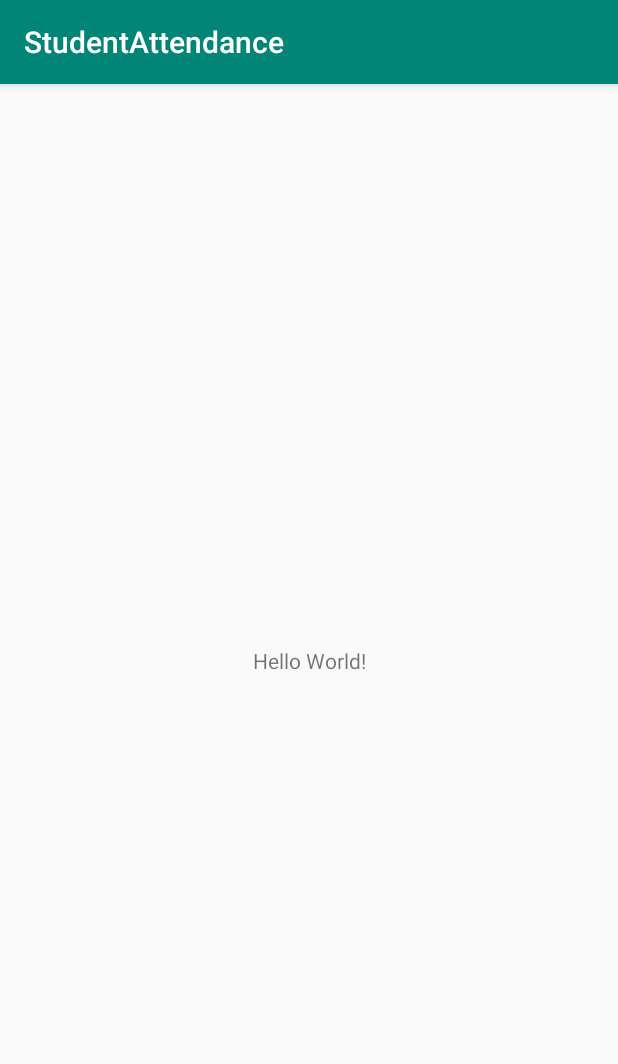
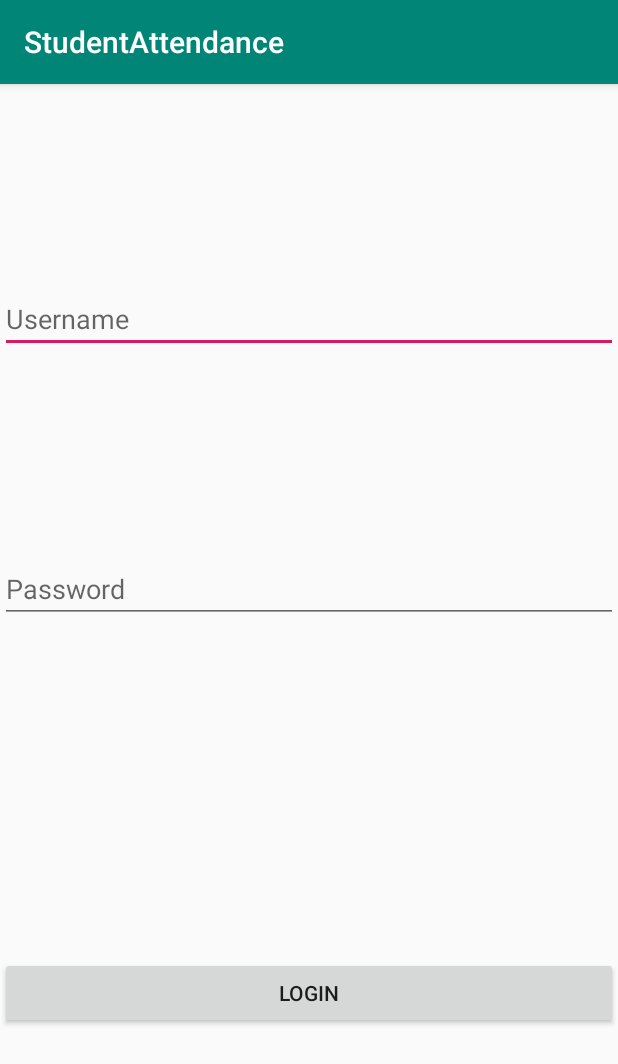
Before and after one commit to andreguedes/tdd-android, an Android app: the screen it shows after launch (LoginActivity), on a phone screen of 412 x 824 dp. Shown: the top 1064 px of the screen. Run offline under Robolectric (Android 15) with nearby library versions, the phone set to English and light mode, and no system bars.

```diff
--- a/StudentAttendance/app/build.gradle
+++ b/StudentAttendance/app/build.gradle
@@ -27,7 +27,10 @@ dependencies {
     implementation"org.jetbrains.kotlin:kotlin-stdlib-jdk7:$kotlin_version"
     implementation 'com.android.support:appcompat-v7:27.1.1'
     implementation 'com.android.support.constraint:constraint-layout:1.1.2'
+
     testImplementation 'junit:junit:4.12'
+    testImplementation 'org.mockito:mockito-core:2.18.3'
     androidTestImplementation 'com.android.support.test:runner:1.0.2'
+    androidTestImplementation 'com.android.support.test:rules:1.0.2'
     androidTestImplementation 'com.android.support.test.espresso:espresso-core:3.0.2'
 }
--- a/StudentAttendance/app/src/main/java/br/com/andreguedes/studentattendance/login/LoginActivity.kt
+++ b/StudentAttendance/app/src/main/java/br/com/andreguedes/studentattendance/login/LoginActivity.kt
@@ -2,12 +2,30 @@ package br.com.andreguedes.studentattendance.login
 
 import android.support.v7.app.AppCompatActivity
 import android.os.Bundle
+import android.widget.Toast
 import br.com.andreguedes.studentattendance.R
+import kotlinx.android.synthetic.main.activity_login.*
 
-class LoginActivity : AppCompatActivity() {
+class LoginActivity : AppCompatActivity(), LoginView {
+
+    private lateinit var loginPresenter: LoginPresenter
 
     override fun onCreate(savedInstanceState: Bundle?) {
         super.onCreate(savedInstanceState)
         setContentView(R.layout.activity_login)
+
+        loginPresenter = LoginPresenter(this)
+
+        btnLogin.setOnClickListener {
+            loginPresenter.doLogin(
+                    edtUsername.text.toString(),
+                    edtPassword.text.toString()
+            )
+        }
     }
+
+    override fun showMessage(message: Int) {
+        Toast.makeText(this, getString(message), Toast.LENGTH_SHORT).show()
+    }
+
 }
--- a/StudentAttendance/app/src/main/java/br/com/andreguedes/studentattendance/login/LoginView.kt
+++ b/StudentAttendance/app/src/main/java/br/com/andreguedes/studentattendance/login/LoginView.kt
@@ -2,6 +2,6 @@ package br.com.andreguedes.studentattendance.login
 
 interface LoginView {
 
-
+    fun showMessage(message: Int)
 
 }
--- a/StudentAttendance/app/src/main/res/layout/activity_login.xml
+++ b/StudentAttendance/app/src/main/res/layout/activity_login.xml
@@ -6,13 +6,42 @@
     android:layout_height="match_parent"
     tools:context=".login.LoginActivity">
 
-    <TextView
-        android:layout_width="wrap_content"
+    <EditText
+        android:id="@+id/edtUsername"
+        android:layout_width="match_parent"
         android:layout_height="wrap_content"
-        android:text="Hello World!"
+        android:layout_marginTop="134dp"
+        android:layout_marginBottom="21dp"
+        android:hint="@string/username"
+        app:layout_constraintBottom_toTopOf="@+id/edtPassword"
+        app:layout_constraintEnd_toEndOf="parent"
+        app:layout_constraintStart_toStartOf="parent"
+        app:layout_constraintTop_toTopOf="parent"
+        app:layout_constraintVertical_chainStyle="spread_inside" />
+
+    <EditText
+        android:id="@+id/edtPassword"
+        android:layout_width="match_parent"
+        android:layout_height="wrap_content"
+        android:layout_marginTop="20dp"
+        android:layout_marginBottom="70dp"
+        android:hint="@string/password"
+        android:inputType="textPassword"
+        app:layout_constraintBottom_toTopOf="@+id/btnLogin"
+        app:layout_constraintEnd_toEndOf="parent"
+        app:layout_constraintStart_toStartOf="parent"
+        app:layout_constraintTop_toBottomOf="@+id/edtUsername" />
+
+    <Button
+        android:id="@+id/btnLogin"
+        android:layout_width="match_parent"
+        android:layout_height="wrap_content"
+        android:layout_marginTop="59dp"
+        android:layout_marginBottom="138dp"
+        android:text="@string/login"
         app:layout_constraintBottom_toBottomOf="parent"
-        app:layout_constraintLeft_toLeftOf="parent"
-        app:layout_constraintRight_toRightOf="parent"
-        app:layout_constraintTop_toTopOf="parent" />
+        app:layout_constraintEnd_toEndOf="parent"
+        app:layout_constraintStart_toStartOf="parent"
+        app:layout_constraintTop_toBottomOf="@+id/edtPassword" />
 
 </android.support.constraint.ConstraintLayout>
--- a/StudentAttendance/app/src/main/res/values/strings.xml
+++ b/StudentAttendance/app/src/main/res/values/strings.xml
@@ -1,3 +1,9 @@
 <resources>
     <string name="app_name">StudentAttendance</string>
+    <string name="username">Username</string>
+    <string name="login">LOGIN</string>
+    <string name="password">Password</string>
+    <string name="msg_username_password_error">Please check username or password</string>
+    <string name="msg_max_attempt_error">You have exceeded MAX attempt</string>
+    <string name="msg_login_success">Login successful</string>
 </resources>
```
Also changed, not shown: StudentAttendance/app/src/main/java/br/com/andreguedes/studentattendance/login/LoginPresenter.kt (+10 -6 lines), 2 other files.
